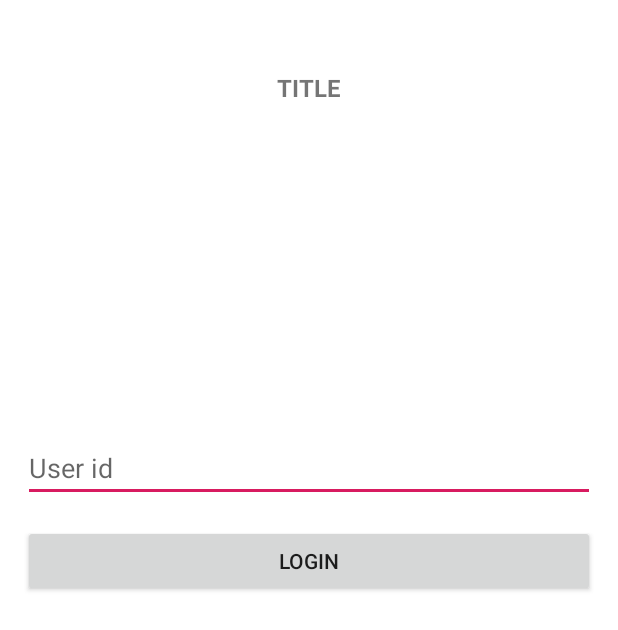
After one commit to ravimhzn/Dagger2InKotlin, an Android app: the layout activity_auth.xml on its own in the app's theme, with its tools: preview values and no code run, on a phone screen of 412 x 824 dp. The commit adds this screen. Shown: the top 630 px of the screen. Run offline under Robolectric (Android 15) with nearby library versions, the phone set to English and light mode, and no system bars.

```diff
--- a/app/src/main/AndroidManifest.xml
+++ b/app/src/main/AndroidManifest.xml
@@ -19,6 +19,7 @@
                 <category android:name="android.intent.category.LAUNCHER" />
             </intent-filter>
         </activity>
+        <activity android:name=".ui.main.MainActivity" />
     </application>
 
 </manifest>
--- a/app/src/main/java/com/ravimhzn/daggerinkotlin/SessionManager.kt
+++ b/app/src/main/java/com/ravimhzn/daggerinkotlin/SessionManager.kt
@@ -23,7 +23,7 @@ class SessionManager @Inject constructor() {
         }
     }
 
-    fun observeUser(): LiveData<AuthResource<User>> {
+    fun getAuthUser(): LiveData<AuthResource<User>> {
         return cachedUser
     }
 
--- a/app/src/main/java/com/ravimhzn/daggerinkotlin/ui/auth/AuthLoginViewModel.kt
+++ b/app/src/main/java/com/ravimhzn/daggerinkotlin/ui/auth/AuthLoginViewModel.kt
@@ -25,7 +25,7 @@ class AuthLoginViewModel @Inject constructor(
     }
 
     fun observeAuthUser(): LiveData<AuthResource<User>> {
-        return sessionManager.observeUser()
+        return sessionManager.getAuthUser()
     }
 
     fun queryUserId(userID: Int): LiveData<AuthResource<User>> {
--- /dev/null
+++ b/app/src/main/res/layout/activity_auth.xml
@@ -0,0 +1,65 @@
+<?xml version="1.0" encoding="utf-8"?>
+<androidx.constraintlayout.widget.ConstraintLayout xmlns:android="http://schemas.android.com/apk/res/android"
+    xmlns:app="http://schemas.android.com/apk/res-auto"
+    android:layout_width="match_parent"
+    android:layout_height="match_parent"
+    android:background="#fff"
+    android:padding="15dp">
+
+    <TextView
+        android:id="@+id/tvAuthLoginTitle"
+        android:layout_width="wrap_content"
+        android:layout_height="wrap_content"
+        android:layout_marginTop="32dp"
+        android:text="TITLE"
+        android:textAllCaps="true"
+        android:textSize="16dp"
+        android:textStyle="bold"
+        app:layout_constraintEnd_toEndOf="parent"
+        app:layout_constraintStart_toStartOf="parent"
+        app:layout_constraintTop_toTopOf="parent" />
+
+    <ImageView
+        android:id="@+id/imgLoginLogo"
+        android:layout_width="150dp"
+        android:layout_height="150dp"
+        android:layout_marginTop="50dp"
+        app:layout_constraintLeft_toLeftOf="parent"
+        app:layout_constraintRight_toRightOf="parent"
+        app:layout_constraintTop_toBottomOf="@+id/tvAuthLoginTitle" />
+
+    <com.google.android.material.textfield.TextInputEditText
+        android:id="@+id/user_id_input"
+        android:layout_width="match_parent"
+        android:layout_height="wrap_content"
+        android:layout_marginTop="20dp"
+        android:hint="User id"
+        android:textColor="#000"
+        app:layout_constraintLeft_toLeftOf="parent"
+        app:layout_constraintRight_toRightOf="parent"
+        app:layout_constraintTop_toBottomOf="@+id/imgLoginLogo" />
+
+    <Button
+        android:id="@+id/btn_login"
+        android:layout_width="match_parent"
+        android:layout_height="wrap_content"
+        android:layout_marginTop="15dp"
+        android:text="Login"
+        app:layout_constraintLeft_toLeftOf="parent"
+        app:layout_constraintRight_toRightOf="parent"
+        app:layout_constraintTop_toBottomOf="@+id/user_id_input" />
+
+    <ProgressBar
+        android:id="@+id/progress_bar"
+        style="@style/Widget.AppCompat.ProgressBar"
+        android:layout_width="wrap_content"
+        android:layout_height="wrap_content"
+        android:layout_centerInParent="true"
+        android:elevation="20dp"
+        android:visibility="gone"
+        app:layout_constraintBottom_toBottomOf="parent"
+        app:layout_constraintLeft_toLeftOf="parent"
+        app:layout_constraintRight_toRightOf="parent"
+        app:layout_constraintTop_toTopOf="parent" />
+
+</androidx.constraintlayout.widget.ConstraintLayout>
```
Also changed, not shown: app/src/main/java/com/ravimhzn/daggerinkotlin/BaseActivity.kt (added, +61 -0 lines), app/src/main/java/com/ravimhzn/daggerinkotlin/di/app_level/module/ActivityBuildersModule.kt (+9 -3 lines), app/src/main/java/com/ravimhzn/daggerinkotlin/ui/auth/AuthLoginActivity.kt (+13 -1 lines), app/src/main/java/com/ravimhzn/daggerinkotlin/ui/main/MainActivity.kt (added, +17 -0 lines), app/src/main/res/layout/activity_main.xml (+2 -45 lines).
